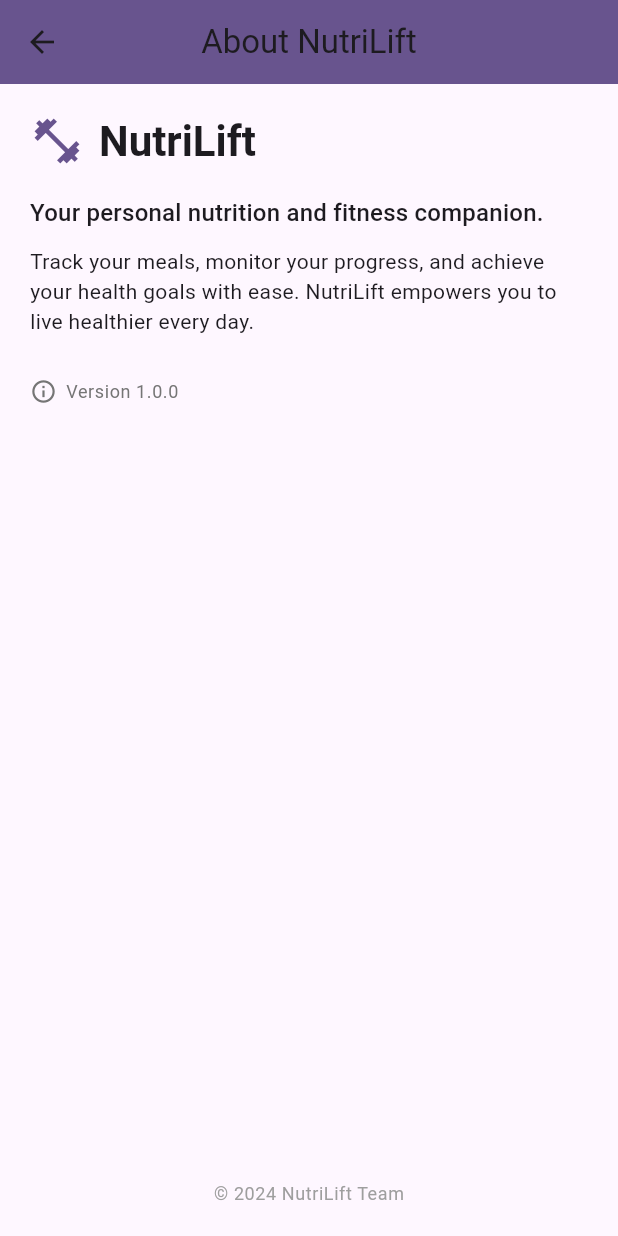
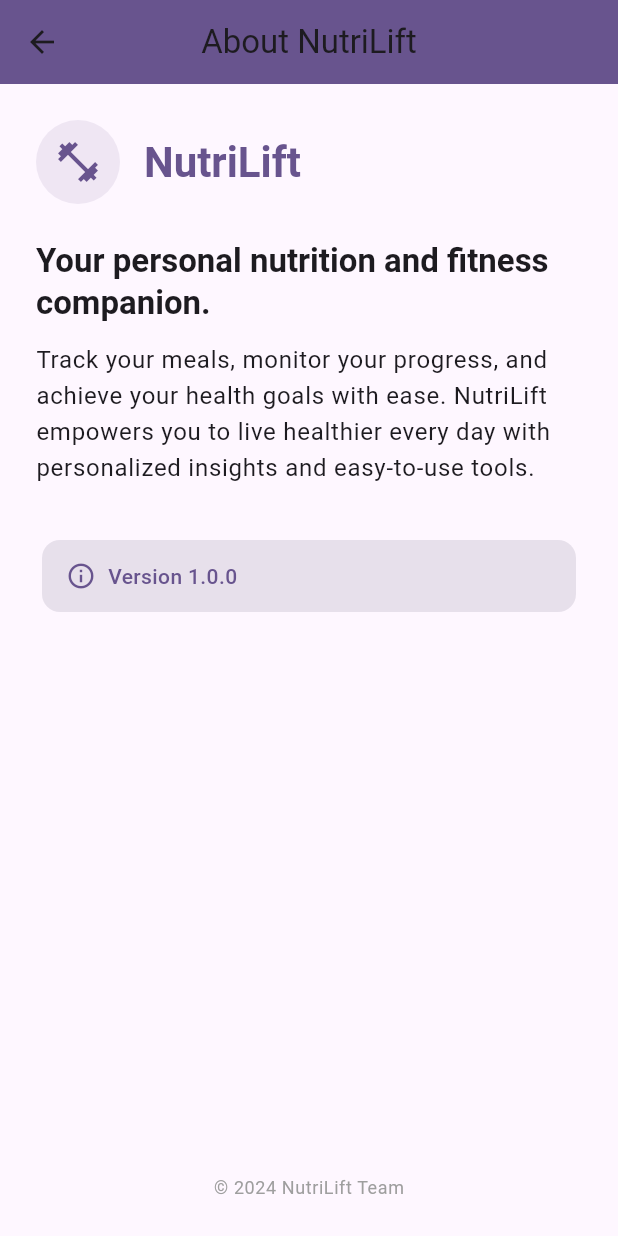
Before and after one commit to lujamanandhar/FYP, a Flutter app: the AboutPage screen opened directly, on a phone screen of 412 x 824 dp. Run offline on Flutter 3.47's test engine with Material 3 defaults, Android fonts, the phone set to English and light mode, and no system bars.

```diff
--- a/nutrilift/lib/about.dart
+++ b/nutrilift/lib/about.dart
@@ -10,45 +10,64 @@ class AboutPage extends StatelessWidget {
       appBar: AppBar(
         title: const Text('About NutriLift'),
         centerTitle: true,
-        backgroundColor: theme.primaryColor,
+        backgroundColor: theme.colorScheme.primary,
+        elevation: 2,
       ),
       body: Padding(
-        padding: const EdgeInsets.all(20.0),
+        padding: const EdgeInsets.all(24.0),
         child: Column(
           crossAxisAlignment: CrossAxisAlignment.start,
           children: [
             Row(
               children: [
-                Icon(Icons.fitness_center, color: theme.primaryColor, size: 36),
-                const SizedBox(width: 10),
+                CircleAvatar(
+                  backgroundColor: theme.colorScheme.primary.withOpacity(0.1),
+                  radius: 28,
+                  child: Icon(Icons.fitness_center, color: theme.colorScheme.primary, size: 32),
+                ),
+                const SizedBox(width: 16),
                 Text(
                   'NutriLift',
                   style: theme.textTheme.headlineMedium?.copyWith(
                     fontWeight: FontWeight.bold,
+                    color: theme.colorScheme.primary,
                   ),
                 ),
               ],
             ),
-            const SizedBox(height: 18),
+            const SizedBox(height: 24),
             Text(
               'Your personal nutrition and fitness companion.',
-              style: theme.textTheme.titleMedium,
+              style: theme.textTheme.titleLarge?.copyWith(
+                fontWeight: FontWeight.w600,
+              ),
             ),
-            const SizedBox(height: 10),
+            const SizedBox(height: 12),
             Text(
-              'Track your meals, monitor your progress, and achieve your health goals with ease. NutriLift empowers you to live healthier every day.',
-              style: theme.textTheme.bodyMedium,
+              'Track your meals, monitor your progress, and achieve your health goals with ease. NutriLift empowers you to live healthier every day with personalized insights and easy-to-use tools.',
+              style: theme.textTheme.bodyLarge,
             ),
-            const SizedBox(height: 28),
-            Row(
-              children: [
-                Icon(Icons.info_outline, color: Colors.grey[600], size: 18),
-                const SizedBox(width: 6),
-                Text(
-                  'Version 1.0.0',
-                  style: theme.textTheme.bodySmall?.copyWith(color: Colors.grey[600]),
+            const SizedBox(height: 32),
+            Card(
+              color: theme.colorScheme.surfaceVariant,
+              elevation: 0,
+              shape: RoundedRectangleBorder(borderRadius: BorderRadius.circular(12)),
+              child: Padding(
+                padding: const EdgeInsets.symmetric(vertical: 14.0, horizontal: 16.0),
+                child: Row(
+                  children: [
+                    Icon(Icons.info_outline, color: theme.colorScheme.primary, size: 20),
+                    const SizedBox(width: 8),
+                    Text(
+                      'Version 1.0.0',
+                      style: theme.textTheme.bodyMedium?.copyWith(
+                        color: theme.colorScheme.primary,
+                        fontWeight: FontWeight.w500,
+                      ),
+                    ),
+                  ],
                 ),
-              ],
+              ),
             ),
             const Spacer(),
             Center(
```
